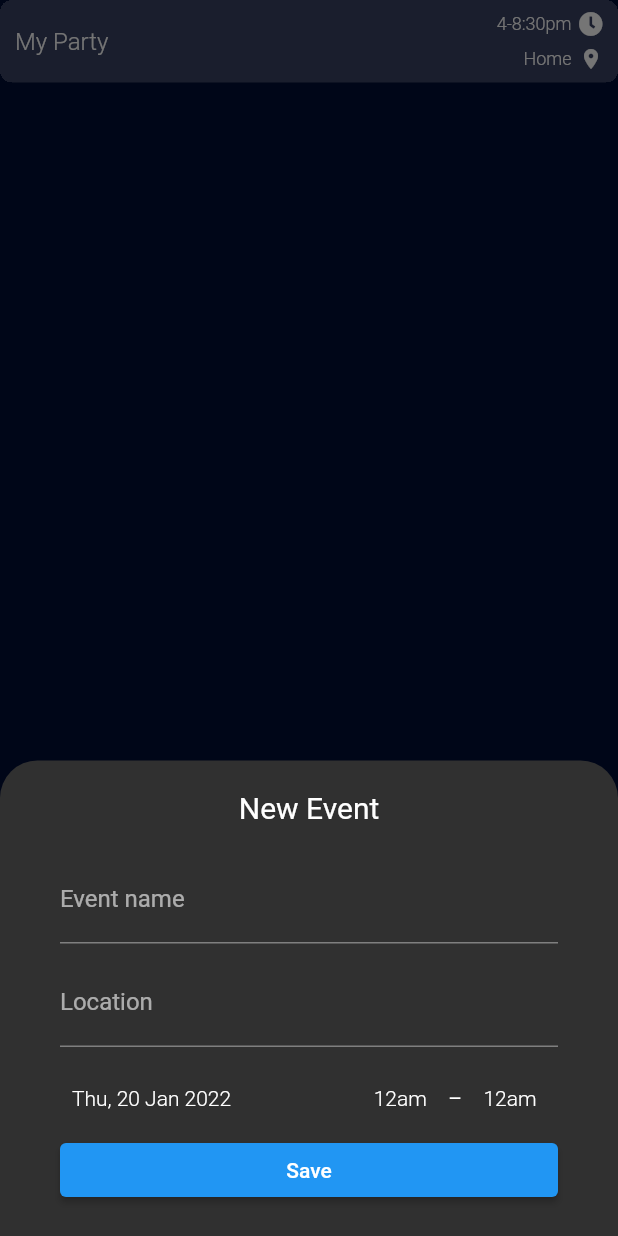
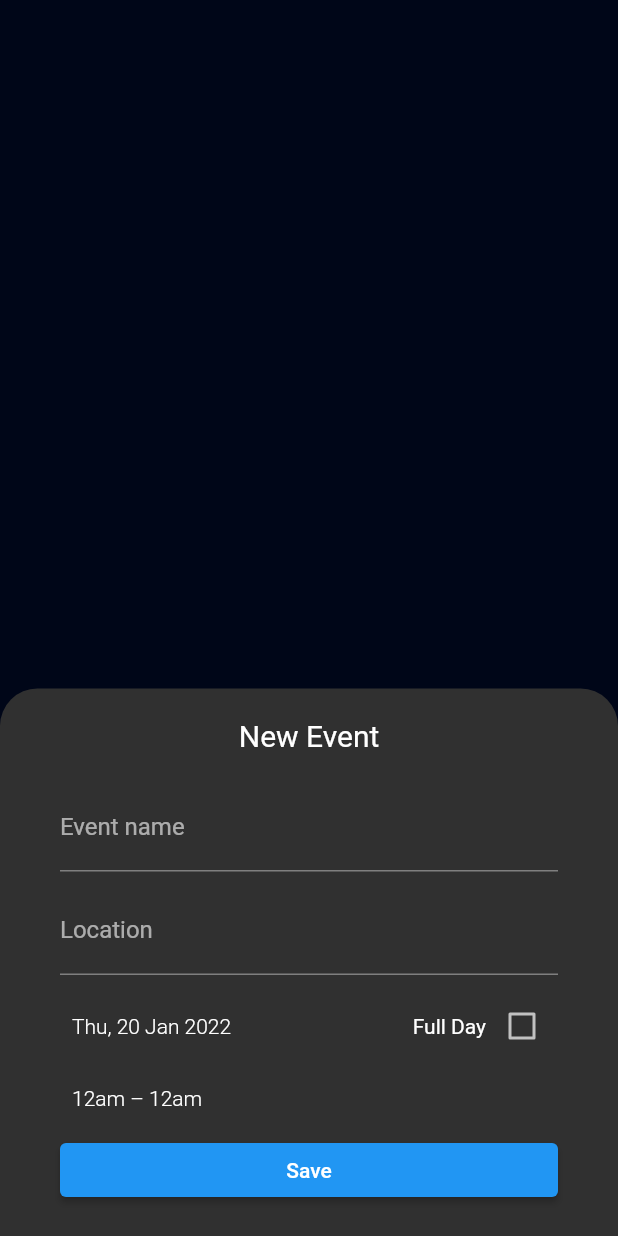
Before and after one commit to shen-kit/bujoApp, a Flutter app: the DailyEvents screen opened directly, after a tap on the "add" icon, on a phone screen of 412 x 824 dp. Run offline on Flutter 3.47's test engine with Material 2 defaults, Android fonts, the phone set to English and light mode, and no system bars; drawn by our look-alikes of flutter_slidable; our stand-ins replace cloud_firestore, firebase_auth, firebase_core, font_awesome_flutter, google_fonts, google_sign_in; accounts and stored records are empty; Roboto replaces fonts that are missing (Handlee).

Commit message:
Daily Events Read Events
Option for full day events
Fixed UI not hiding empty location/time
Read and show events from Firebase

```diff
--- a/bujo/lib/screens/logged_in/calendar.dart
+++ b/bujo/lib/screens/logged_in/calendar.dart
@@ -46,6 +46,7 @@ class _CalendarState extends State<Calendar> {
                   EventInfo(
                     name: 'Squash w/ Reuben',
                     date: EventDate(year: 2021, month: 12, date: 19),
+                    fullDay: false,
                     startTime: EventTime(14, 0),
                     endTime: EventTime(16, 0),
                     location: 'Leeming Striker',
@@ -53,6 +54,7 @@ class _CalendarState extends State<Calendar> {
                   EventInfo(
                     name: 'Carols in the Park',
                     date: EventDate(year: 2021, month: 12, date: 19),
+                    fullDay: false,
                     startTime: EventTime(19, 0),
                     endTime: EventTime(21, 30),
                     location: 'Gemmell Park',
@@ -67,6 +69,7 @@ class _CalendarState extends State<Calendar> {
                   EventInfo(
                     name: 'Spiderman w/ Khush/Sy/Jere',
                     date: EventDate(year: 2021, month: 12, date: 20),
+                    fullDay: false,
                     startTime: EventTime(11, 15),
                     endTime: EventTime(15, 30),
                     location: 'Carousel Hoyts',
--- a/bujo/lib/screens/logged_in/daily_planner/daily_events.dart
+++ b/bujo/lib/screens/logged_in/daily_planner/daily_events.dart
@@ -1,3 +1,4 @@
+import 'package:bujo/services/database.dart';
 import 'package:bujo/shared/bottom_bar.dart';
 import 'package:bujo/shared/event.dart';
 import 'package:bujo/shared/events_bottom_bar.dart';
@@ -18,24 +19,32 @@ class _DailyEventsState extends State<DailyEvents> {
     void showEditPanel({EventInfo? event}) async {
       showBottomEditBar(
         context,
-        EventsBottomEditBar(event: event),
+        EventsBottomEditBar(event: event, refreshPage: () => setState(() {})),
       );
     }
+
+    return FutureBuilder(
+      future: DatabaseService().getEvents(DateTime.now()),
+      builder: (BuildContext context, AsyncSnapshot<List<EventInfo>> snapshot) {
+        if (snapshot.hasError) {
+          return const Text('Something went wrong');
+        }
+
+        if (snapshot.connectionState == ConnectionState.waiting) {
+          return const Text("Loading");
+        }
+
+        if (snapshot.data == null) return const Text('no data');
 
         return Scaffold(
           backgroundColor: const Color(0xff000C35),
           body: ListView.separated(
-        itemCount: 1,
+            itemCount: snapshot.data!.length,
             itemBuilder: (context, i) {
               return EventCard(
-            event: EventInfo(
-              name: 'My Party',
-              date: EventDate(year: 2021, month: 12, date: 22),
-              startTime: EventTime(16, 0),
-              endTime: EventTime(20, 30),
-              location: 'Home',
-            ),
+                event: snapshot.data![i],
                 showEditPanel: showEditPanel,
+                refresh: () => setState(() {}),
               );
             },
             separatorBuilder: (BuildContext context, int index) =>
@@ -49,6 +58,8 @@ class _DailyEventsState extends State<DailyEvents> {
             ),
           ),
         );
+      },
+    );
   }
 }
 
@@ -57,10 +68,94 @@ class EventCard extends StatelessWidget {
     Key? key,
     required this.event,
     required this.showEditPanel,
+    required this.refresh,
   }) : super(key: key);
 
   final EventInfo event;
   final Function showEditPanel;
+  final Function refresh;
+
+  List<Widget> timeLocationWidgets() {
+    if (event.fullDay && event.location.isEmpty) return [];
+    if (event.fullDay) {
+      return [
+        Align(
+          alignment: Alignment.centerRight,
+          child: Row(
+            mainAxisSize: MainAxisSize.min,
+            children: [
+              Text(
+                event.location,
+                style: const TextStyle(fontSize: 12),
+              ),
+              const SizedBox(width: 5),
+              const Icon(
+                Icons.location_on,
+                size: 16,
+              ),
+            ],
+          ),
+        ),
+      ];
+    }
+    if (event.location.isEmpty) {
+      return [
+        Align(
+          alignment: Alignment.centerRight,
+          child: Row(
+            mainAxisSize: MainAxisSize.min,
+            children: [
+              Text(
+                stringFromEventTime(event),
+                style: const TextStyle(fontSize: 12),
+              ),
+              const SizedBox(width: 5),
+              const Icon(
+                FontAwesomeIcons.solidClock,
+                size: 16,
+              )
+            ],
+          ),
+        ),
+      ];
+    }
+    return [
+      Align(
+        alignment: Alignment.bottomRight,
+        child: Row(
+          mainAxisSize: MainAxisSize.min,
+          children: [
+            Text(
+              event.location,
+              style: const TextStyle(fontSize: 12),
+            ),
+            const SizedBox(width: 5),
+            const Icon(
+              Icons.location_on,
+              size: 16,
+            ),
+          ],
+        ),
+      ),
+      Align(
+        alignment: Alignment.topRight,
+        child: Row(
+          mainAxisSize: MainAxisSize.min,
+          children: [
+            Text(
+              stringFromEventTime(event),
+              style: const TextStyle(fontSize: 12),
+            ),
+            const SizedBox(width: 5),
+            const Icon(
+              FontAwesomeIcons.solidClock,
+              size: 16,
+            )
+          ],
+        ),
+      ),
+    ];
+  }
 
   @override
   Widget build(BuildContext context) {
@@ -78,7 +173,10 @@ class EventCard extends StatelessWidget {
             SlidableAction(
               icon: Icons.delete,
               backgroundColor: Colors.red,
-              onPressed: (context) {},
+              onPressed: (context) async {
+                await DatabaseService().deleteEvent(event.docId);
+                refresh();
+              },
             ),
           ],
         ),
@@ -106,40 +204,7 @@ class EventCard extends StatelessWidget {
                     ),
                   ),
                 ),
-                Align(
-                  alignment: Alignment.topRight,
-                  child: Row(
-                    mainAxisSize: MainAxisSize.min,
-                    children: [
-                      Text(
-                        stringFromEventTime(event),
-                        style: const TextStyle(fontSize: 12),
-                      ),
-                      const SizedBox(width: 5),
-                      const Icon(
-                        FontAwesomeIcons.solidClock,
-                        size: 16,
-                      )
-                    ],
-                  ),
-                ),
-                Align(
-                  alignment: Alignment.bottomRight,
-                  child: Row(
-                    mainAxisSize: MainAxisSize.min,
-                    children: [
-                      Text(
-                        event.location,
-                        style: const TextStyle(fontSize: 12),
-                      ),
-                      const SizedBox(width: 5),
-                      const Icon(
-                        Icons.location_on,
-                        size: 16,
-                      )
-                    ],
-                  ),
-                ),
+                ...timeLocationWidgets(),
               ],
             ),
           ),
--- a/bujo/lib/services/database.dart
+++ b/bujo/lib/services/database.dart
@@ -13,6 +13,8 @@ class DatabaseService {
   DateTime dateFromDateTime(DateTime dateTime) {
     return DateTime(dateTime.year, dateTime.month, dateTime.day);
   }
+
+  //#region User
 
   Future createUser() async {
     DateTime now = DateTime.now();
@@ -54,12 +56,84 @@ class DatabaseService {
     }
   }
 
+  //#endregion User
+
+  //#region Events
+
   Future addEvent(EventInfo event) async {
     await userDoc.collection('events').add({
       'name': event.name,
       'start': dateTimeFromEventTime(event.date, event.startTime),
       'end': dateTimeFromEventTime(event.date, event.endTime),
       'location': event.location,
+      'full_day': event.fullDay,
     });
   }
+
+  Future<List<EventInfo>> getEvents(DateTime date) async {
+    QuerySnapshot snapshot = await userDoc
+        .collection('events')
+        .where('start',
+            isGreaterThanOrEqualTo: dateFromDateTime(DateTime.now()),
+            isLessThan: dateFromDateTime(DateTime.now().add(
+              const Duration(days: 1),
+            )))
+        .get();
+
+    List<EventInfo> events = [];
+    for (var doc in snapshot.docs) {
+      DateTime start = doc['start'].toDate();
+      DateTime end = doc['end'].toDate();
+
+      events.add(EventInfo(
+        name: doc['name'],
+        date: EventDate(
+          year: start.year,
+          month: start.month,
+          date: start.day,
+        ),
+        fullDay: doc['full_day'],
+        startTime: EventTime(start.hour, start.minute),
+        endTime: EventTime(end.hour, end.minute),
+        location: doc['location'],
+        docId: doc.id,
+      ));
+    }
+    return events;
+  }
+
+  // Future<List<EventInfo>> getEvents(int numberOfEvents) {
+
+  // }
+
+  List<EventInfo> _eventInfoFromSnapshot(QuerySnapshot snapshot) {
+    return snapshot.docs.map((doc) {
+      DateTime start = doc['start'].toDate();
+      DateTime end = doc['end'].toDate();
+
+      return EventInfo(
+        name: doc['name'],
+        date: EventDate(
+          year: start.year,
+          month: start.month,
+          date: start.day,
+        ),
+        fullDay: doc['full_day'],
+        startTime: EventTime(start.hour, start.minute),
+        endTime: EventTime(end.hour, end.minute),
+        location: doc['location'],
+        docId: doc.id,
+      );
+    }).toList();
+  }
+
+  Stream<List<EventInfo>> get events {
+    return userDoc.collection('events').snapshots().map(_eventInfoFromSnapshot);
+  }
+
+  Future deleteEvent(String? docId) =>
+      userDoc.collection('events').doc(docId).delete();
+
+  //#endregion Events
+
 }
--- a/bujo/lib/shared/event.dart
+++ b/bujo/lib/shared/event.dart
@@ -1,16 +1,21 @@
 class EventInfo {
   final String name;
   final EventDate date;
+  final bool fullDay;
   final EventTime startTime;
   final EventTime endTime;
   final String location;
 
+  final String? docId;
+
   EventInfo({
     required this.name,
     required this.date,
+    required this.fullDay,
     required this.startTime,
     required this.endTime,
     required this.location,
+    this.docId,
   });
 }
 
--- a/bujo/lib/shared/events_bottom_bar.dart
+++ b/bujo/lib/shared/events_bottom_bar.dart
@@ -5,32 +5,36 @@ import 'package:flutter/material.dart';
 import 'package:intl/intl.dart';
 
 class EventsBottomEditBar extends StatefulWidget {
-  const EventsBottomEditBar({this.event, Key? key}) : super(key: key);
+  const EventsBottomEditBar({this.event, Key? key})
+      : super(key: key);
 
   final EventInfo? event;
 
   @override
-  _EventsBottomEditBarState createState() => _EventsBottomEditBarState(event);
+  _EventsBottomEditBarState createState() => _EventsBottomEditBarState();
 }
 
 class _EventsBottomEditBarState extends State<EventsBottomEditBar> {
-  _EventsBottomEditBarState(this.event);
+  _EventsBottomEditBarState();
 
   final _formKey = GlobalKey<FormState>();
 
-  final EventInfo? event;
+  EventInfo? event;
 
   final TextEditingController eventNameController = TextEditingController();
   final TextEditingController locationController = TextEditingController();
 
   DateTime date = DateTime.now();
   String dateString = DateFormat('EEE, d MMM y').format(DateTime.now());
+
+  bool fullDay = false;
   EventTime startTime = EventTime(0, 0);
   EventTime endTime = EventTime(0, 0);
 
   @override
   void initState() {
     super.initState();
+    event = widget.event;
     eventNameController.text = event != null ? event!.name : '';
     locationController.text = event != null ? event!.location : '';
 
@@ -39,17 +43,30 @@ class _EventsBottomEditBarState extends State<EventsBottomEditBar> {
       dateString = DateFormat('EEE, d MMM y').format(date);
       startTime = event!.startTime;
       endTime = event!.endTime;
+      fullDay = event!.fullDay;
     }
   }
 
-  Future<EventTime?> _getTime(TimeOfDay initialTime) async {
-    TimeOfDay? timeOfDay = await showTimePicker(
+  Future<List<EventTime>?> _getTime(
+      TimeOfDay initialStartTime, TimeOfDay initialEndTime) async {
+    TimeOfDay? startTime = await showTimePicker(
       context: context,
-      initialTime: initialTime,
+      initialTime: initialStartTime,
+      helpText: 'Choose Start Time',
     );
-    return timeOfDay == null
+    if (startTime == null) return null;
+    TimeOfDay? endTime = await showTimePicker(
+      context: context,
+      initialTime: initialEndTime,
+      helpText: 'Choose End Time',
+    );
+
+    return endTime == null
         ? null
-        : EventTime(timeOfDay.hour, timeOfDay.minute);
+        : [
+            EventTime(startTime.hour, startTime.minute),
+            EventTime(endTime.hour, endTime.minute),
+          ];
   }
 
   Future<DateTime?> _getDate(DateTime initialDate) async {
@@ -89,6 +106,7 @@ class _EventsBottomEditBarState extends State<EventsBottomEditBar> {
             style: textInputStyle,
           ),
           const SizedBox(height: 10),
+          // date picker
           Row(
             mainAxisAlignment: MainAxisAlignment.spaceBetween,
             children: [
@@ -106,37 +124,51 @@ class _EventsBottomEditBarState extends State<EventsBottomEditBar> {
                 child: Text(dateString),
               ),
               Row(
-                mainAxisSize: MainAxisSize.min,
                 children: [
-                  TextButton(
-                    onPressed: () async {
-                      startTime = await _getTime(event != null
-                              ? TimeOfDay(
-                                  hour: event!.startTime.hour,
-                                  minute: event!.startTime.minute)
-                              : const TimeOfDay(hour: 0, minute: 0)) ??
-                          startTime;
-                      setState(() {});
+                  const Text('Full Day'),
+                  Checkbox(
+                    value: fullDay,
+                    checkColor: Colors.black,
+                    onChanged: (value) {
+                      setState(() => fullDay = !fullDay);
                     },
-                    child: Text(formatEventTime(startTime)),
-                  ),
-                  const Text('–'),
-                  TextButton(
-                    onPressed: () async {
-                      endTime = await _getTime(event != null
-                              ? TimeOfDay(
-                                  hour: event!.endTime.hour,
-                                  minute: event!.endTime.minute)
-                              : const TimeOfDay(hour: 0, minute: 0)) ??
-                          endTime;
-                      setState(() {});
-                    },
-                    child: Text(formatEventTime(endTime)),
                   ),
                 ],
               ),
             ],
           ),
+          // time picker
+          !fullDay
+              ? Align(
+                  alignment: Alignment.centerLeft,
+                  child: TextButton(
+                    onPressed: () async {
+                      // get new times from picker, auto fill current details if any
+                      // continue with current times if 'cancel' pressed
+                      List<EventTime>? times = await _getTime(
+                              event != null
+                                  ? TimeOfDay(
+                                      hour: event!.startTime.hour,
+                                      minute: event!.startTime.minute)
+                                  : const TimeOfDay(hour: 0, minute: 0),
+                              event != null
+                                  ? TimeOfDay(
+                                      hour: event!.endTime.hour,
+                                      minute: event!.endTime.minute)
+                                  : const TimeOfDay(hour: 0, minute: 0)) ??
+                          [startTime, endTime];
+                      setState(() {
+                        startTime = times[0];
+                        endTime = times[1];
+                      });
+                    },
+                    child: Text(
+                        '${formatEventTime(startTime)} – ${formatEventTime(endTime)}'),
+                  ),
+                )
+              // maintain height
+              : const TextButton(onPressed: null, child: Text(' ')),
+          // save button
           SizedBox(
             width: double.infinity,
             child: ElevatedButton(
@@ -151,6 +183,7 @@ class _EventsBottomEditBarState extends State<EventsBottomEditBar> {
                       month: date.month,
                       date: date.day,
                     ),
+                    fullDay: fullDay,
                     startTime: startTime,
                     endTime: endTime,
                     location: locationController.text,
```
Lines whose indentation alone changed are shown as unchanged.
